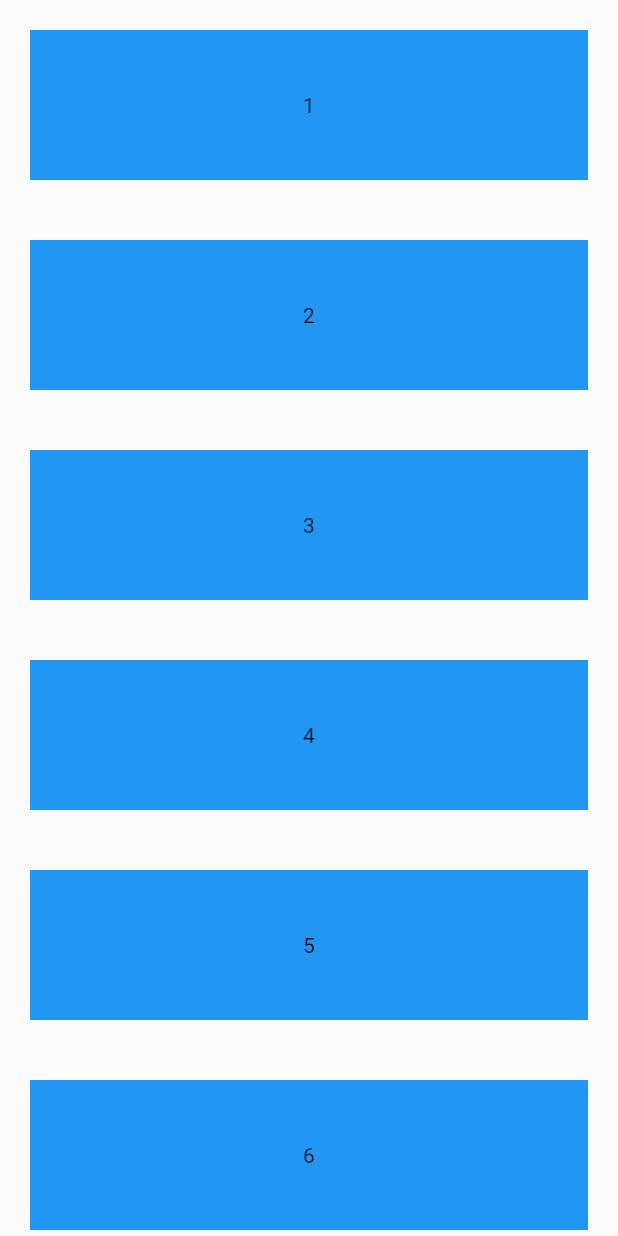
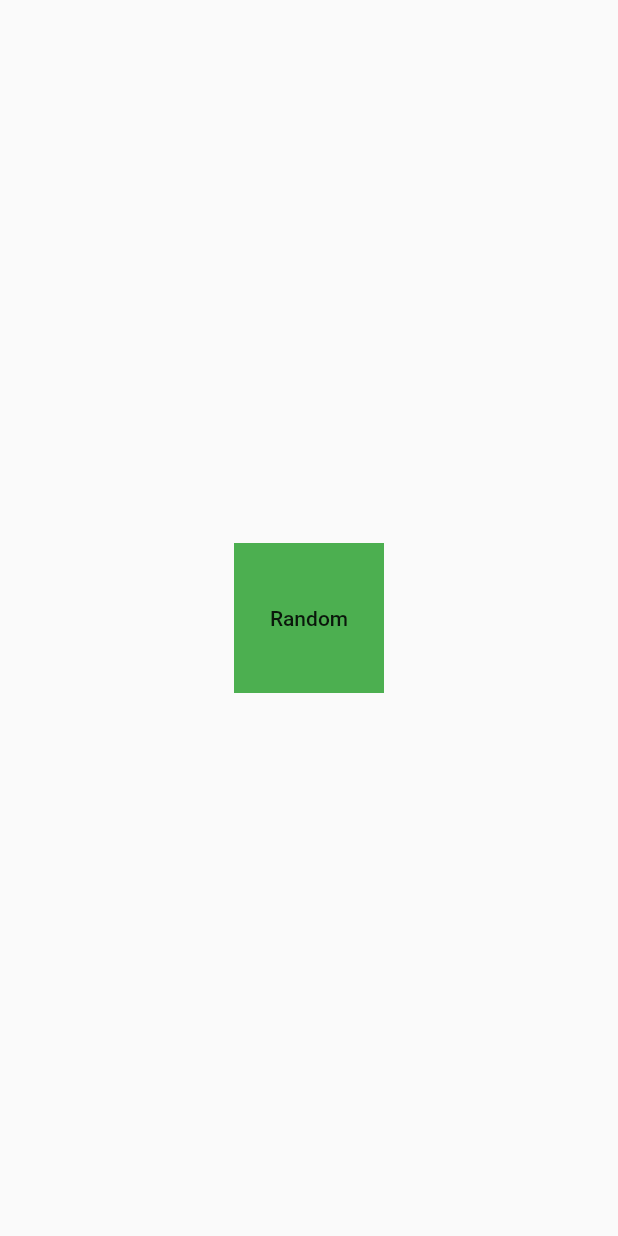
Before and after one commit to fidoogle/test-flutter-web, a Flutter app: the screen it shows after launch, on a phone screen of 412 x 824 dp. Run offline on Flutter 3.47's test engine with Material 2 defaults, Android fonts, the light colour scheme and no system bars.

Commit message:
L16: AnimatedContainer

```diff
--- a/lib/main.dart
+++ b/lib/main.dart
@@ -1,6 +1,5 @@
 import 'package:flutter/material.dart';
-//import 'package:flutter/cupertino.dart';
-//import 'dart:io' show Platform;
+import 'dart:math';
 
 void main() => runApp(MyApp());
 
@@ -9,21 +8,56 @@ class MyApp extends StatelessWidget {
   Widget build(BuildContext context) {
     return MaterialApp(
       home: Scaffold(
-        body: ListView(
-          scrollDirection: Axis.vertical,
-          children: _cards(),
+        body: Center(
+          child: CoolBox(),
         )
       ),
     );
   }
 
-  List<Widget> _cards() {
-    return [1,2,3,4,5,6,7,8,9].map((v) => Container(
-        color: Colors.blue,
-        margin: EdgeInsets.all(20),
-        height: 100,
-        child: Center(child: Text('$v')),
+}
+
+class CoolBox extends StatefulWidget {
+  const CoolBox({
+    Key key,
+  }) : super(key: key);
+
+  @override
+  _CoolBoxState createState() => _CoolBoxState();
+}
+
+class _CoolBoxState extends State<CoolBox> {
+
+  double width = 100;
+  double height = 100;
+  Color color = Colors.green;
+
+  @override
+  Widget build(BuildContext context) {
+    return AnimatedContainer(
+      duration: Duration(seconds: 2),
+      curve: Curves.bounceInOut,
+      color: color,
+      width: width,
+      height: height,
+      child: FlatButton(
+        child: Text('Random'),
+        onPressed: () {
+
+          setState(() {
+            width = Random().nextDouble() * 400;
+            height = Random().nextDouble() * 400;
+
+            int r = Random().nextInt(255);
+            int b = Random().nextInt(255);
+            int g = Random().nextInt(255);
+            color = Color.fromRGBO(r, b, g, 1);
+          });
+
+
+        },
       )
-    ).toList();
+    );
   }
+
 }
```
